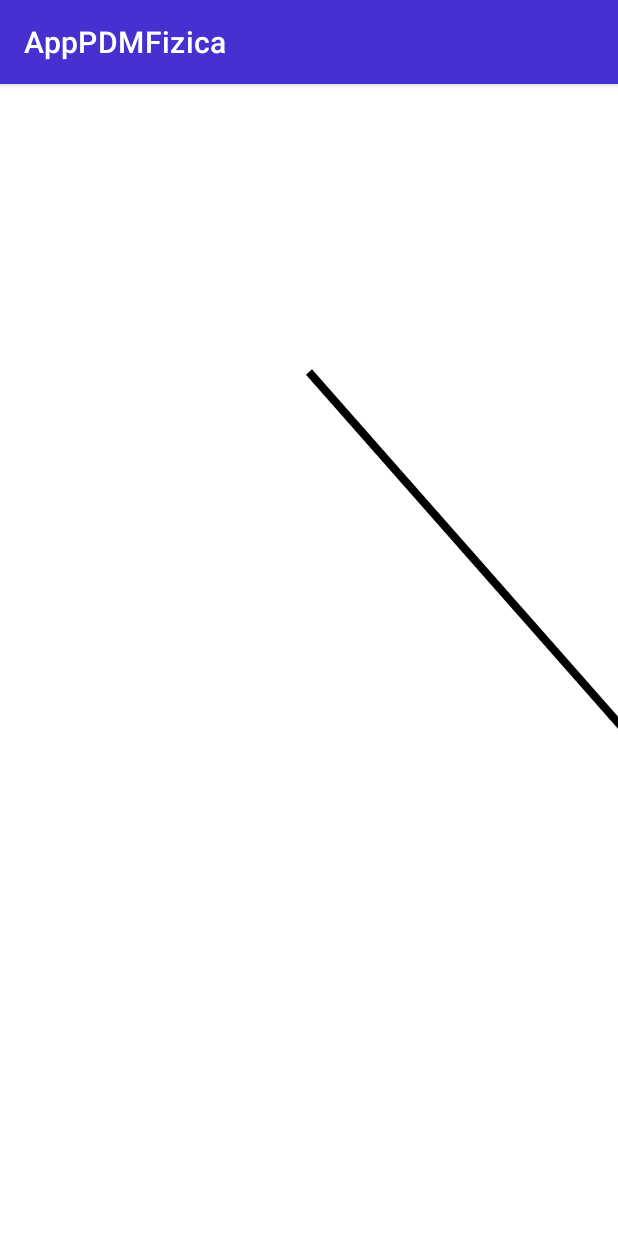
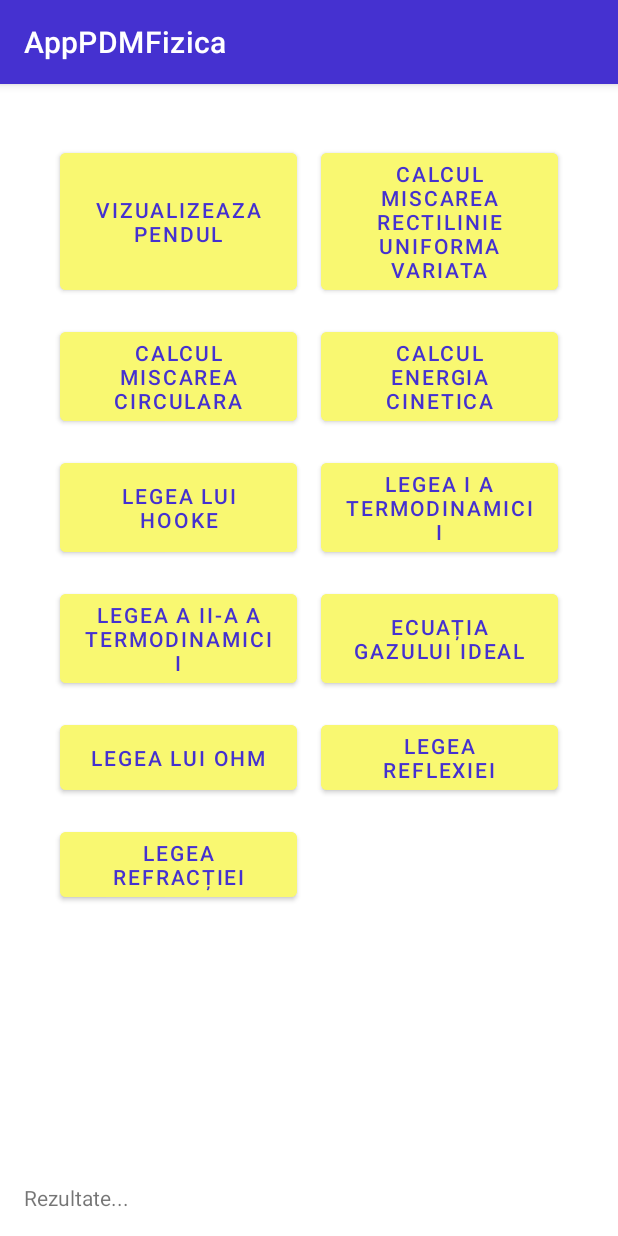
Before and after one commit to Emanuel532/PDMAndroidProject, an Android app: the screen it shows after launch (PendulumActivity before the commit, VizualizatorList after it), after a tap on "VIZUALIZATOR", on a phone screen of 412 x 824 dp. Run offline under Robolectric (Android 15) with nearby library versions, the phone set to English and light mode, and no system bars.

Commit message:
pendulum fix + lista de vizuazlizat

```diff
--- a/app/src/main/java/com/example/apppdmfizica/MainActivity.java
+++ b/app/src/main/java/com/example/apppdmfizica/MainActivity.java
@@ -29,12 +29,12 @@ public class MainActivity extends AppCompatActivity {
         startAnimation();
 
 
-        //PENTRU VIZIUALIZARE PENDUL
-        Button buttonLaunchPendulum = findViewById(R.id.button_vizualizator);
-        buttonLaunchPendulum.setOnClickListener(new View.OnClickListener() {
+        //PENTRU VIZIUALIZARE LISTA VIZUALIZATOARE
+        Button buttonVeziLista = findViewById(R.id.button_vizualizator);
+        buttonVeziLista.setOnClickListener(new View.OnClickListener() {
             @Override
             public void onClick(View v) {
-                Intent intent = new Intent(MainActivity.this, PendulumActivity.class);
+                Intent intent = new Intent(MainActivity.this, VizualizatorList.class);
                 startActivity(intent);
             }
         });
--- /dev/null
+++ b/app/src/main/java/com/example/apppdmfizica/VizualizatorList.java
@@ -0,0 +1,28 @@
+package com.example.apppdmfizica;
+
+import androidx.appcompat.app.AppCompatActivity;
+
+import android.content.Intent;
+import android.os.Bundle;
+import android.view.View;
+import android.widget.Button;
+
+public class VizualizatorList extends AppCompatActivity {
+
+    @Override
+    protected void onCreate(Bundle savedInstanceState) {
+        super.onCreate(savedInstanceState);
+        setContentView(R.layout.activity_vizualizator_list);
+
+        Button buttonLaunchPendulum = findViewById(R.id.button_pendul);
+        buttonLaunchPendulum.setOnClickListener(new View.OnClickListener() {
+            @Override
+            public void onClick(View v) {
+                Intent intent = new Intent(VizualizatorList.this, PendulumActivity.class);
+                startActivity(intent);
+            }
+        });
+    }
+
+
+}
--- /dev/null
+++ b/app/src/main/res/layout/activity_vizualizator_list.xml
@@ -0,0 +1,166 @@
+<RelativeLayout xmlns:android="http://schemas.android.com/apk/res/android"
+    android:layout_width="match_parent"
+    android:layout_height="match_parent">
+
+    <GridLayout
+        android:id="@+id/button_grid"
+        android:layout_width="match_parent"
+        android:layout_height="wrap_content"
+        android:layout_margin="16dp"
+        android:columnCount="2"
+        android:rowCount="6"
+        android:layout_alignParentTop="true">
+        <GridLayout
+            xmlns:android="http://schemas.android.com/apk/res/android"
+            android:layout_width="match_parent"
+            android:layout_height="match_parent"
+            android:columnCount="2"
+            android:rowCount="11"
+            android:orientation="horizontal"
+            android:padding="16dp"
+            android:useDefaultMargins="true">
+
+            <Button
+                android:id="@+id/button_pendul"
+                android:layout_width="0dp"
+                android:layout_height="wrap_content"
+                android:layout_columnWeight="1"
+                android:layout_rowWeight="1"
+                android:layout_margin="8dp"
+                android:text="Vizualizeaza Pendul"
+                android:textColor="@color/text_buton"
+                android:backgroundTint="@color/galben_tema" />
+
+            <Button
+                android:id="@+id/button_formula2"
+                android:layout_width="0dp"
+                android:layout_height="wrap_content"
+                android:layout_columnWeight="1"
+                android:layout_rowWeight="1"
+                android:layout_margin="8dp"
+                android:text="CALCUL MISCAREA RECTILINIE UNIFORMA VARIATA"
+                android:textColor="@color/text_buton"
+                android:backgroundTint="@color/galben_tema" />
+
+            <Button
+                android:id="@+id/button_formula3"
+                android:layout_width="0dp"
+                android:layout_height="wrap_content"
+                android:layout_columnWeight="1"
+                android:layout_rowWeight="1"
+                android:layout_margin="8dp"
+                android:text="CALCUL MISCAREA CIRCULARA"
+                android:textColor="@color/text_buton"
+                android:backgroundTint="@color/galben_tema" />
+
+            <Button
+                android:id="@+id/button_formula4"
+                android:layout_width="0dp"
+                android:layout_height="wrap_content"
+                android:layout_columnWeight="1"
+                android:layout_rowWeight="1"
+                android:layout_margin="8dp"
+                android:text="CALCUL ENERGIA CINETICA"
+                android:textColor="@color/text_buton"
+                android:backgroundTint="@color/galben_tema" />
+
+            <Button
+                android:id="@+id/button_formula5"
+                android:layout_width="0dp"
+                android:layout_height="wrap_content"
+                android:layout_columnWeight="1"
+                android:layout_rowWeight="1"
+                android:layout_margin="8dp"
+                android:text="Legea lui Hooke"
+                android:textColor="@color/text_buton"
+                android:backgroundTint="@color/galben_tema" />
+
+            <Button
+                android:id="@+id/button_formula6"
+                android:layout_width="0dp"
+                android:layout_height="wrap_content"
+                android:layout_columnWeight="1"
+                android:layout_rowWeight="1"
+                android:layout_margin="8dp"
+                android:text="Legea I a termodinamicii"
+                android:textColor="@color/text_buton"
+                android:backgroundTint="@color/galben_tema" />
+
+            <Button
+                android:id="@+id/button_formula7"
+                android:layout_width="0dp"
+                android:layout_height="wrap_content"
+                android:layout_columnWeight="1"
+                android:layout_rowWeight="1"
+                android:layout_margin="8dp"
+                android:text="Legea a II-a a termodinamicii"
+                android:textColor="@color/text_buton"
+                android:backgroundTint="@color/galben_tema" />
+
+            <Button
+                android:id="@+id/button_formula8"
+                android:layout_width="0dp"
+                android:layout_height="wrap_content"
+                android:layout_columnWeight="1"
+                android:layout_rowWeight="1"
+                android:layout_margin="8dp"
+                android:text="Ecuația gazului ideal"
+                android:textColor="@color/text_buton"
+                android:backgroundTint="@color/galben_tema" />
+
+            <Button
+                android:id="@+id/button_formula9"
+                android:layout_width="0dp"
+                android:layout_height="wrap_content"
+                android:layout_columnWeight="1"
+                android:layout_rowWeight="1"
+                android:layout_margin="8dp"
+                android:text="Legea lui Ohm"
+                android:textColor="@color/text_buton"
+                android:backgroundTint="@color/galben_tema" />
+
+            <Button
+                android:id="@+id/button_formula10"
+                android:layout_width="0dp"
+                android:layout_height="wrap_content"
+                android:layout_columnWeight="1"
+                android:layout_rowWeight="1"
+                android:layout_margin="8dp"
+                android:text="Legea reflexiei"
+                android:textColor="@color/text_buton"
+                android:backgroundTint="@color/galben_tema" />
+
+            <Button
+                android:id="@+id/button_formula11"
+                android:layout_width="0dp"
+                android:layout_height="wrap_content"
+                android:layout_columnWeight="1"
+                android:layout_rowWeight="1"
+                android:layout_margin="8dp"
+                android:text="Legea refracției"
+                android:textColor="@color/text_buton"
+                android:backgroundTint="@color/galben_tema" />
+
+
+        </GridLayout>
+
+
+
+    </GridLayout>
+
+    <FrameLayout
+        android:id="@+id/frame_container"
+        android:layout_width="match_parent"
+        android:layout_height="match_parent"
+        android:layout_marginTop="16dp">
+
+        <TextView
+            android:id="@+id/textView_rezultat"
+            android:layout_width="match_parent"
+            android:layout_height="wrap_content"
+            android:layout_gravity="bottom"
+            android:text="Rezultate..."
+            android:padding="16dp" />
+    </FrameLayout>
+
+</RelativeLayout>
```
Also changed, not shown: app/src/main/AndroidManifest.xml (+7 -0 lines), app/src/main/java/com/example/apppdmfizica/PendulumActivity.java (+37 -0 lines), app/src/main/java/com/example/apppdmfizica/PendulumView.java (+24 -9 lines), app/src/main/res/layout/activity_pendulum.xml (+51 -1 lines).
